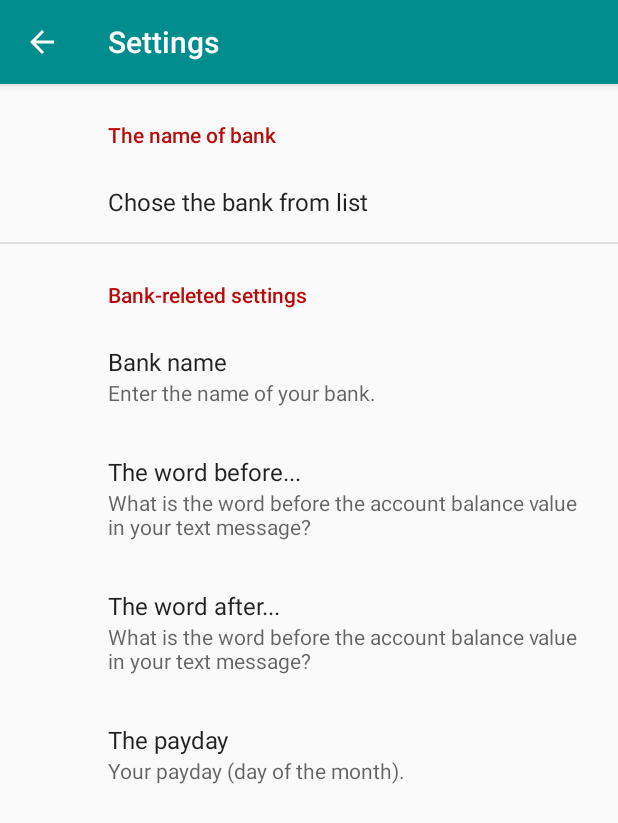
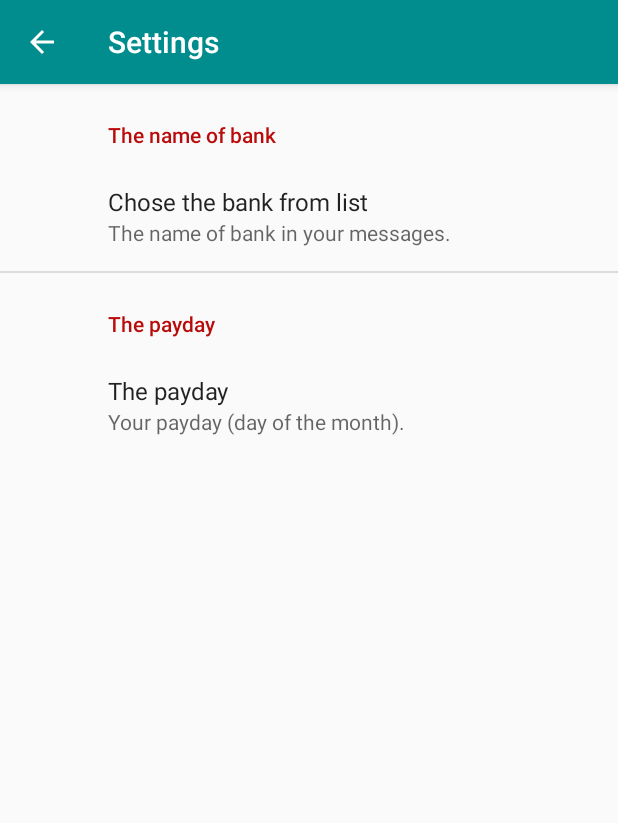
Before and after one commit to RomanJunczys/MyExpenses, an Android app: the SettingsActivity screen opened directly, with no data from a screen before it, on a phone screen of 412 x 824 dp. Shown: the top 823 px of the screen. Run offline under Robolectric (Android 15) with nearby library versions, the phone set to English and light mode, and no system bars; our stand-ins replace androidx.preference; 2 statements that could not run were skipped.

Commit message:
I've made settings more simple.
There are only two parameters in Settings Activity. Name of Bank and day of payday.
Choose bank and back icon set every preferences need to reading messages.
Day of payday shows dialogs with numeric mode.

```diff
--- a/app/src/main/java/pl/krakow/junczys/myexpenses/SettingsActivity.java
+++ b/app/src/main/java/pl/krakow/junczys/myexpenses/SettingsActivity.java
@@ -3,8 +3,15 @@ package pl.krakow.junczys.myexpenses;
 import android.content.Intent;
 import android.content.SharedPreferences;
 import android.os.Bundle;
-import android.preference.PreferenceManager;
+
+import androidx.annotation.NonNull;
+import androidx.preference.PreferenceManager;
+
+import android.text.InputType;
+import android.util.Log;
 import android.view.MenuItem;
+import android.widget.EditText;
+
 
 import androidx.appcompat.app.ActionBar;
 import androidx.appcompat.app.AppCompatActivity;
@@ -13,6 +20,8 @@ import androidx.preference.EditTextPreference;
 import androidx.preference.ListPreference;
 import androidx.preference.PreferenceFragmentCompat;
 
+
+
 public class SettingsActivity extends AppCompatActivity {
 
     @Override
@@ -20,17 +29,25 @@ public class SettingsActivity extends AppCompatActivity {
         super.onCreate(savedInstanceState);
         setContentView(R.layout.settings_activity);
 
+
         getSupportFragmentManager()
                 .beginTransaction()
                 .replace(R.id.settings, new SettingsFragment())
                 .commit();
 
+
         ActionBar actionBar = getSupportActionBar();
         if (actionBar != null) {
             actionBar.setDisplayHomeAsUpEnabled(true);
         }
+
     }
 
+    @Override
+    protected void onPause() {
+        super.onPause();
+        Log.d("SettingsActivity","yes");
+    }
 
     void setPreferencesByDefault(String str_chose_bank){
 
@@ -41,34 +58,40 @@ public class SettingsActivity extends AppCompatActivity {
 
             case "alior_bank":
 
-
-
                 editor.putString("key_bank_name_preference", "Alior Bank");
                 editor.putString("key_word_before_value_preference", "wynosi ");
                 editor.putString("key_word_after_value_preference", " PLN");
-                editor.commit();
+                editor.apply();
 
                 break;
 
             case "mbank":
 
-
                 editor.putString("key_bank_name_preference", "mBank");
                 editor.putString("key_word_before_value_preference", "wynosi ");
                 editor.putString("key_word_after_value_preference", " PLN");
-                editor.commit();
+                editor.apply();
 
                 break;
 
+            case "none":
+
+                editor.apply();
+                break;
+
             default:
+
                 finish();
+                break;
         }
 
     }
 
     @Override
     public boolean onOptionsItemSelected(MenuItem item) {
+
         int id = item.getItemId();
+
         if (id == android.R.id.home) {
 
             // If set bank
@@ -89,10 +112,7 @@ public class SettingsActivity extends AppCompatActivity {
                 startActivity(intent);
             }
 
-
-
-
-           // NavUtils.navigateUpFromSameTask(this);
+           NavUtils.navigateUpFromSameTask(this);
         }
         return super.onOptionsItemSelected(item);
     }
@@ -103,6 +123,10 @@ public class SettingsActivity extends AppCompatActivity {
         public void onCreatePreferences(Bundle savedInstanceState, String rootKey) {
             setPreferencesFromResource(R.xml.root_preferences, rootKey);
 
+//            TODO when you set up first time, there is explanation for every preferences but when I chose bank it updates automatically
+//            SharedPreferences sharedPref = PreferenceManager.getDefaultSharedPreferences(getContext());
+//            boolean isSeted = sharedPref.getString("key_choose_bank_list_preference","none").equals("none") ? false : true;
+
             if(true) {
 
                 ListPreference listPreference = findPreference("key_choose_bank_list_preference");
@@ -111,13 +135,7 @@ public class SettingsActivity extends AppCompatActivity {
                     listPreference.setSummaryProvider(ListPreference.SimpleSummaryProvider.getInstance());
                 }
 
-                EditTextPreference editTextPreference = findPreference("key_bank_name_preference");
-                if (editTextPreference != null) {
-                    editTextPreference.setVisible(true);
-                    editTextPreference.setSummaryProvider(EditTextPreference.SimpleSummaryProvider.getInstance());
-                }
-
-                editTextPreference = findPreference("key_payday_preference");
+                EditTextPreference editTextPreference = findPreference("key_payday_preference");
                 if (editTextPreference != null) {
                     editTextPreference.setVisible(true);
                     editTextPreference.setSummaryProvider(EditTextPreference.SimpleSummaryProvider.getInstance());
@@ -125,6 +143,18 @@ public class SettingsActivity extends AppCompatActivity {
 
             }
 
+            // when the dialog is shown to the user, the keyboard opens in numeric-only mode, so the user can enter only numbers into the EditText.
+            EditTextPreference numberPreference = findPreference("key_payday_preference");
+            if (numberPreference != null) {
+                numberPreference.setOnBindEditTextListener(
+                        new EditTextPreference.OnBindEditTextListener() {
+                            @Override
+                            public void onBindEditText(@NonNull EditText editText) {
+                                editText.setInputType(InputType.TYPE_CLASS_NUMBER);
+                            }
+                        });
+            }
+
         }
     }
 }
--- a/app/src/main/java/pl/krakow/junczys/myexpenses/StartActivity.java
+++ b/app/src/main/java/pl/krakow/junczys/myexpenses/StartActivity.java
@@ -6,6 +6,7 @@ import android.content.Intent;
 import android.content.SharedPreferences;
 import android.os.Bundle;
 import android.preference.PreferenceManager;
+import android.preference.PreferenceScreen;
 import android.view.View;
 import android.widget.Button;
 
--- a/app/src/main/res/values/strings.xml
+++ b/app/src/main/res/values/strings.xml
@@ -24,9 +24,10 @@
     </string>
     <string name="attachment_summary_off">Only download attachments when manually requested</string>
     <string name="title_activity_settings">Settings</string>
-    <string name="str_bank_related_settings">Bank-releted settings</string>
+    <string name="str_bank_related_manual_settings">Bank-releted manual settings</string>
     <string name="str_bank_name_preference">Bank name</string>
     <string name="str_i_get_text_messages">I get text messages with the account balance.</string>
     <string name="str_i_dont_get_text_messages">I don\'t get text messages with the account balance.</string>
     <string name="str_from_debt_to_savings">from debt to savings</string>
+    <string name="str_the_name_of_bank_in_your_messages">The name of bank in your messages.</string>
 </resources>
--- a/app/src/main/res/xml/root_preferences.xml
+++ b/app/src/main/res/xml/root_preferences.xml
@@ -8,32 +8,11 @@
         android:entries="@array/choose_bank_entries"
         android:entryValues="@array/choose_bank_values"
         android:key="key_choose_bank_list_preference"
+        android:summary="@string/str_the_name_of_bank_in_your_messages"
         android:title="Chose the bank from list" />
     </PreferenceCategory>
 
-    <PreferenceCategory android:title="@string/str_bank_related_settings">
-
-        <EditTextPreference
-            android:defaultValue="Alior Bank"
-            android:key="key_bank_name_preference"
-            android:selectAllOnFocus="true"
-            android:singleLine="true"
-            android:summary="Enter the name of your bank."
-            android:title="@string/str_bank_name_preference" />
-        <EditTextPreference
-            android:defaultValue="wynosi "
-            android:key="key_word_before_value_preference"
-            android:selectAllOnFocus="true"
-            android:singleLine="true"
-            android:summary="What is the word before the account balance value in your text message?"
-            android:title="The word before..." />
-        <EditTextPreference
-            android:defaultValue=" PLN"
-            android:key="key_word_after_value_preference"
-            android:selectAllOnFocus="true"
-            android:singleLine="true"
-            android:summary="What is the word before the account balance value in your text message?"
-            android:title="The word after..." />
+    <PreferenceCategory android:title="The payday">
 
         <EditTextPreference
             android:defaultValue="26"
```
Also changed, not shown: app/src/main/res/values/arrays.xml (+0 -11 lines). Lines whose indentation alone changed are shown as unchanged.
